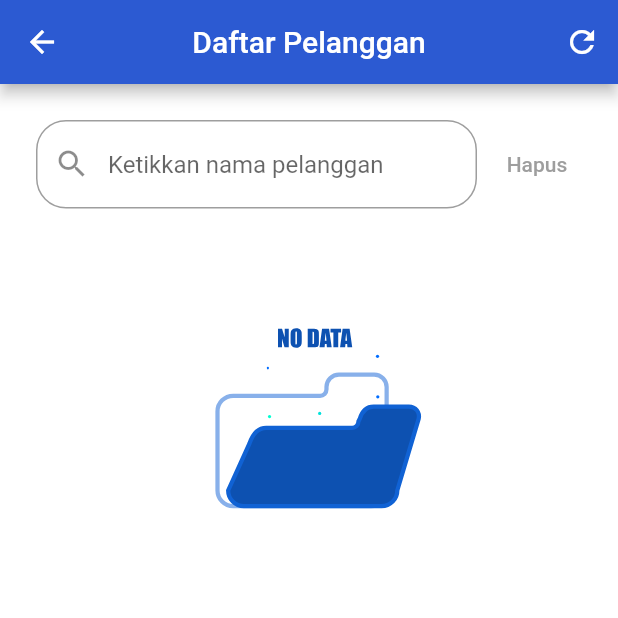
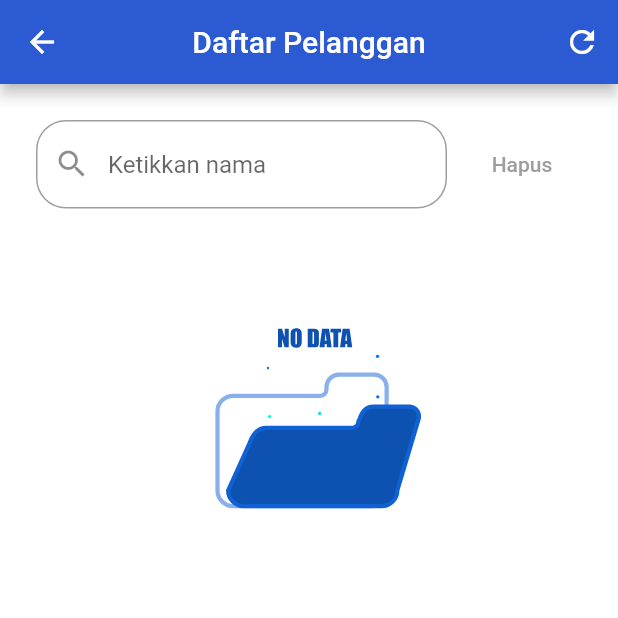
Before and after one commit to andistevenli/bonku-project, a Flutter app: the CustomersListPage screen opened by its route, on a phone screen of 412 x 824 dp, the top half of it. Run offline on Flutter 3.47's test engine with Material 2 defaults, Android fonts, the phone set to English and light mode, and no system bars; our stand-ins replace hexcolor, loading_animation_widget, lottie, supabase_flutter; accounts and stored records are empty.

Commit message:
penyempurnaan dan negative case

```diff
--- a/miniproject/lib/Model/helper/supabase_helper_dashboard.dart
+++ b/miniproject/lib/Model/helper/supabase_helper_dashboard.dart
@@ -5,7 +5,7 @@ class SupabaseHelperDashboard {
   List<dynamic> daftarSemuaUtang = [];
   List<dynamic> daftarSemuaPelanggan = [];
 
-  ///menghitung nilai dari total utang semua pelanggan dari tabel 'transaksi'.
+  ///method read untuk menghitung total utang keseluruhan pada kolom utang tabel 'transaksi'.
   Future<int> readDebtSum() async {
     int utang = 0;
     daftarSemuaUtang = await supabase.from('transaksi').select('utang');
@@ -17,7 +17,7 @@ class SupabaseHelperDashboard {
     return utang;
   }
 
-  ///menghitung nilai dari total pelanggan yang berutang dari tabel 'pelanggan'.
+  ///method read untuk menghitung total pelanggan keseluruhan pada tabel 'pelanggan'.
   Future<int> readCustomerSum() async {
     daftarSemuaPelanggan = await supabase.from('pelanggan').select();
     final int pelanggan = daftarSemuaPelanggan.length;
--- a/miniproject/lib/View/Pages/Customer/change_customer_page.dart
+++ b/miniproject/lib/View/Pages/Customer/change_customer_page.dart
@@ -24,7 +24,6 @@ class _ChangeCustomerState extends State<ChangeCustomerPage> {
   final GlobalKey<FormState> _formKey = GlobalKey<FormState>();
   final TextEditingController _customerNameController = TextEditingController();
   final TextEditingController _batasUtangController = TextEditingController();
-
   final TextFormFields myTextFormField = TextFormFields();
   final Buttons myButton = Buttons();
   final MyColors myColors = MyColors();
--- a/miniproject/lib/View/Pages/Customer/customers_list_page.dart
+++ b/miniproject/lib/View/Pages/Customer/customers_list_page.dart
@@ -70,7 +70,7 @@ class _CustomersListPageState extends State<CustomersListPage> {
                     children: [
                       myTextFormField.searchTextFormField(
                         width:
-                            MediaQuery.of(context).size.width - (24 * 2) - 70,
+                            MediaQuery.of(context).size.width - (24 * 2) - 90,
                         enabled: true,
                         textEditingController: _seachTextEditingController,
                         validator: (value) {
@@ -100,7 +100,7 @@ class _CustomersListPageState extends State<CustomersListPage> {
                       ),
                       myButton.textButton(
                         active: active,
-                        width: 60,
+                        width: 80,
                         color: myColor.detailTextColor,
                         label: 'Hapus',
                         onPressedEvent: active
@@ -131,18 +131,20 @@ class _CustomersListPageState extends State<CustomersListPage> {
                     child: Lottie.asset('assets/lotties/85023-no-data.json'),
                   );
                 } else {
-                  return ListView.separated(
+                  return Material(
+                    child: ListView.separated(
                       physics: const NeverScrollableScrollPhysics(),
                       shrinkWrap: true,
                       itemBuilder: (context, index) {
                         //format tanggal
                         final DateTime dateTime = DateTime.parse(
-                          customerProvider.daftarPelanggan![index].createdAt!);
+                            customerProvider
+                                .daftarPelanggan![index].createdAt!);
                         final String tanggal =
                             myFormatter.formatTanggal.format(dateTime);
                         //format mata uang
-                      final int currency =
-                          customerProvider.daftarPelanggan![index].batasUtang!;
+                        final int currency = customerProvider
+                            .daftarPelanggan![index].batasUtang!;
                         final String uang =
                             myFormatter.formatUang.format(currency);
                         return myListTile.customersListTile(
@@ -160,6 +162,7 @@ class _CustomersListPageState extends State<CustomersListPage> {
                         );
                       }),
                       itemCount: customerProvider.daftarPelanggan!.length,
+                    ),
                   );
                 }
               },
--- a/miniproject/lib/View/View-Model/dashboard_view_model.dart
+++ b/miniproject/lib/View/View-Model/dashboard_view_model.dart
@@ -8,11 +8,13 @@ class DashboardViewModel with ChangeNotifier {
   final SupabaseHelperDashboard _supabaseHelperDashboard =
       SupabaseHelperDashboard();
 
+  //prosedur menghitung total utang keseluruhan.
   Future<void> debtSum() async {
     totalUtang = await _supabaseHelperDashboard.readDebtSum();
     notifyListeners();
   }
 
+  ///prosedur menghitung total pelanggan keseluruhan.
   Future<void> customerSum() async {
     totalPelanggan = await _supabaseHelperDashboard.readCustomerSum();
     notifyListeners();
--- a/miniproject/lib/View/Widgets/text_form_fields.dart
+++ b/miniproject/lib/View/Widgets/text_form_fields.dart
@@ -37,12 +37,12 @@ class TextFormFields {
         enabled: enabled,
         controller: textEditingController,
         keyboardType: TextInputType.name,
+        textCapitalization: TextCapitalization.words,
         autocorrect: false,
         enableSuggestions: false,
         decoration: InputDecoration(
           errorMaxLines: 2,
-          hintMaxLines: 2,
-          hintText: 'Ketikkan nama pelanggan',
+          hintText: 'Ketikkan nama',
           prefixIcon: const Icon(Icons.search),
           border: OutlineInputBorder(
             borderRadius: BorderRadius.circular(20),
```
Also changed, not shown: miniproject/lib/Model/helper/supabase_helper_customer.dart (+7 -6 lines), miniproject/lib/Model/helper/supabase_helper_transaction.dart (+5 -5 lines), miniproject/lib/View/Pages/Customer/create_customer_page.dart (+6 -5 lines), miniproject/lib/View/Pages/Debt/add_debt_page.dart (+7 -6 lines), miniproject/lib/View/Pages/Debt/debt_details_page.dart (+7 -3 lines), miniproject/lib/View/View-Model/customer_view_model.dart (+7 -1 lines), miniproject/lib/View/View-Model/debt_view_model.dart (+6 -1 lines). Lines whose indentation alone changed are shown as unchanged.
